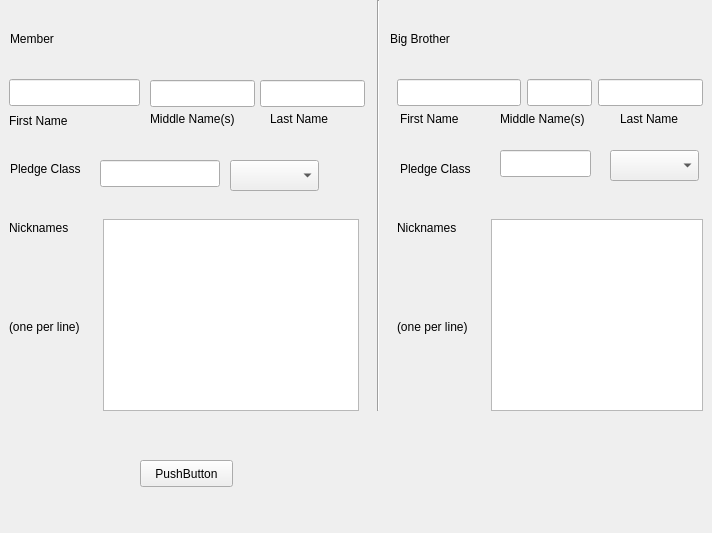
This is AEPi-Big-Brother-Database-Application/bb_db_frontend.ui in NortySpock/AEPi-ND-Big-Brother-Database-Application as Qt 5 draws it before an edit. The edited form follows.
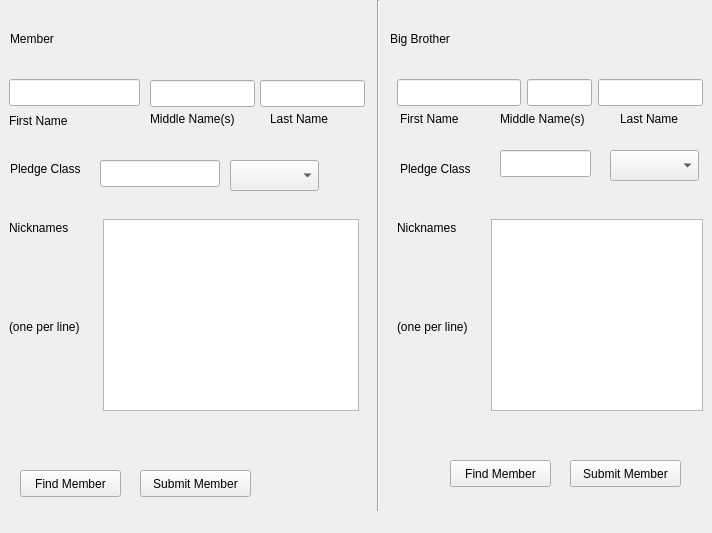
This is the edited form.

Commit message: Finalized existing layout, for the time being.

```diff
--- a/AEPi-Big-Brother-Database-Application/bb_db_frontend.ui
+++ b/AEPi-Big-Brother-Database-Application/bb_db_frontend.ui
@@ -308,7 +308,7 @@
      <x>370</x>
      <y>0</y>
      <width>16</width>
-     <height>411</height>
+     <height>511</height>
     </rect>
    </property>
    <property name="orientation">
@@ -354,17 +354,56 @@
     <string>First Name</string>
    </property>
   </widget>
-  <widget class="QPushButton" name="pushButton">
+  <widget class="QPushButton" name="memberFindMemberButton">
+   <property name="geometry">
+    <rect>
+     <x>20</x>
+     <y>470</y>
+     <width>101</width>
+     <height>27</height>
+    </rect>
+   </property>
+   <property name="text">
+    <string>Find Member</string>
+   </property>
+  </widget>
+  <widget class="QPushButton" name="memberSubmitMemberButton">
    <property name="geometry">
     <rect>
      <x>140</x>
+     <y>470</y>
+     <width>111</width>
+     <height>27</height>
+    </rect>
+   </property>
+   <property name="text">
+    <string>Submit Member</string>
+   </property>
+  </widget>
+  <widget class="QPushButton" name="bigBrotherFindMemberButton">
+   <property name="geometry">
+    <rect>
+     <x>450</x>
      <y>460</y>
-     <width>93</width>
+     <width>101</width>
      <height>27</height>
     </rect>
    </property>
    <property name="text">
-    <string>PushButton</string>
+    <string>Find Member</string>
+   </property>
+  </widget>
+  <widget class="QPushButton" name="bigBrotherSubmitMemberButton">
+   <property name="geometry">
+    <rect>
+     <x>570</x>
+     <y>460</y>
+     <width>111</width>
+     <height>27</height>
+    </rect>
+   </property>
+   <property name="text">
+    <string>Submit Member</string>
    </property>
   </widget>
  </widget>
```
Left out of the diff: 14 changed lines with no effect on the pictures.
